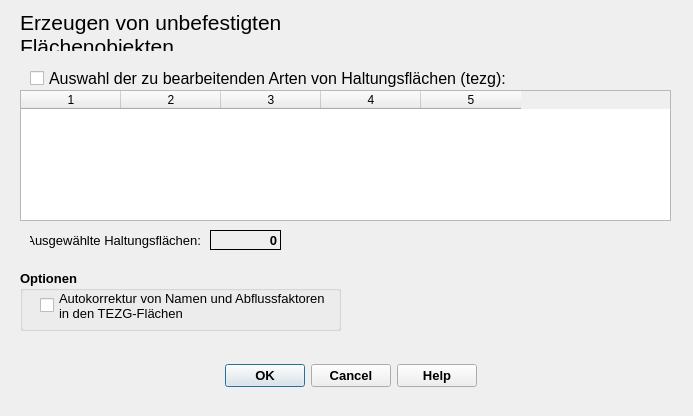
This is qkan/createunbeffl/application_dialog_base.ui in hoettges/QKan as Qt 5 draws it before an edit. The edited form follows.
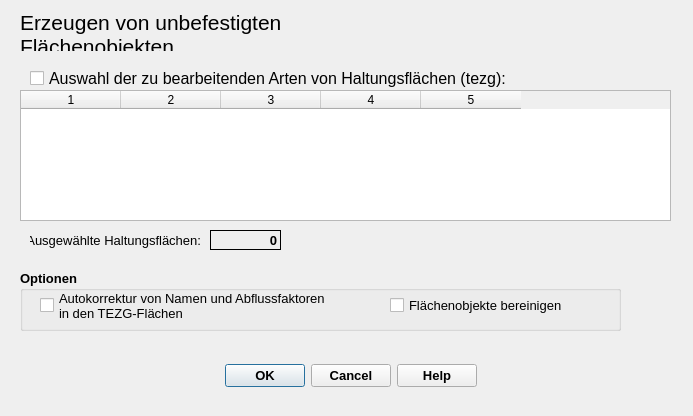
This is the edited form.

What changed in the file:
```diff
--- a/qkan/createunbeffl/application_dialog_base.ui
+++ b/qkan/createunbeffl/application_dialog_base.ui
@@ -98,7 +98,7 @@
     <rect>
      <x>20</x>
      <y>270</y>
-     <width>321</width>
+     <width>601</width>
      <height>61</height>
     </rect>
    </property>
@@ -139,6 +139,35 @@
 in den TEZG-Flächen</string>
     </property>
    </widget>
+   <widget class="QCheckBox" name="cb_geomMakeValid">
+    <property name="geometry">
+     <rect>
+      <x>370</x>
+      <y>20</y>
+      <width>191</width>
+      <height>30</height>
+     </rect>
+    </property>
+    <property name="font">
+     <font>
+      <family>Tahoma</family>
+      <weight>50</weight>
+      <bold>false</bold>
+     </font>
+    </property>
+    <property name="toolTip">
+     <string>&lt;html&gt;&lt;head/&gt;&lt;body&gt;&lt;p&gt;Vor Beginn der Bearbeitung werden zunächst in den Tabellen &amp;quot;Flächen&amp;quot; und &amp;quot;Haltungsflächen&amp;quot; geometrische Fehler korrigiert.&lt;/p&gt;&lt;/body&gt;&lt;/html&gt;</string>
+    </property>
+    <property name="statusTip">
+     <string>Vor Beginn der Bearbeitung werden zunächst in den Tabellen &quot;Flächen&quot; und &quot;Haltungsflächen&quot; geometrische Fehler korrigiert.</string>
+    </property>
+    <property name="layoutDirection">
+     <enum>Qt::LeftToRight</enum>
+    </property>
+    <property name="text">
+     <string>Flächenobjekte bereinigen</string>
+    </property>
+   </widget>
   </widget>
   <widget class="QCheckBox" name="cb_selActive">
    <property name="geometry">
```
